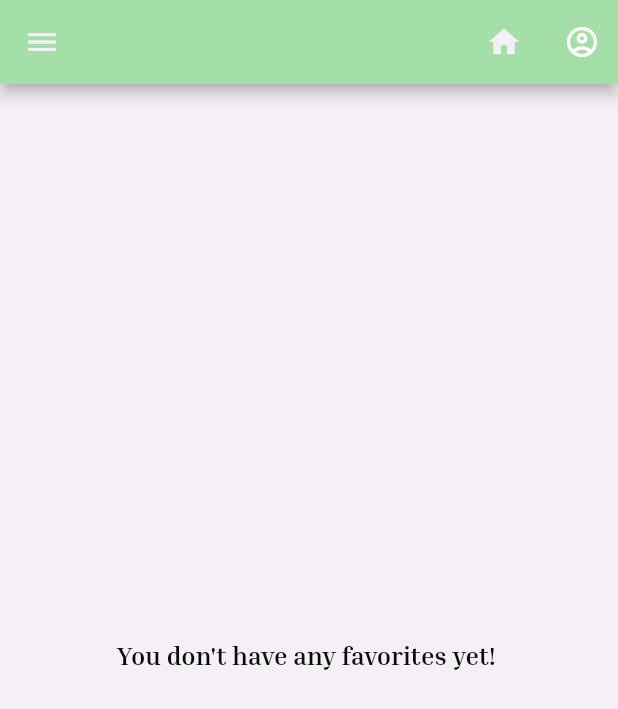
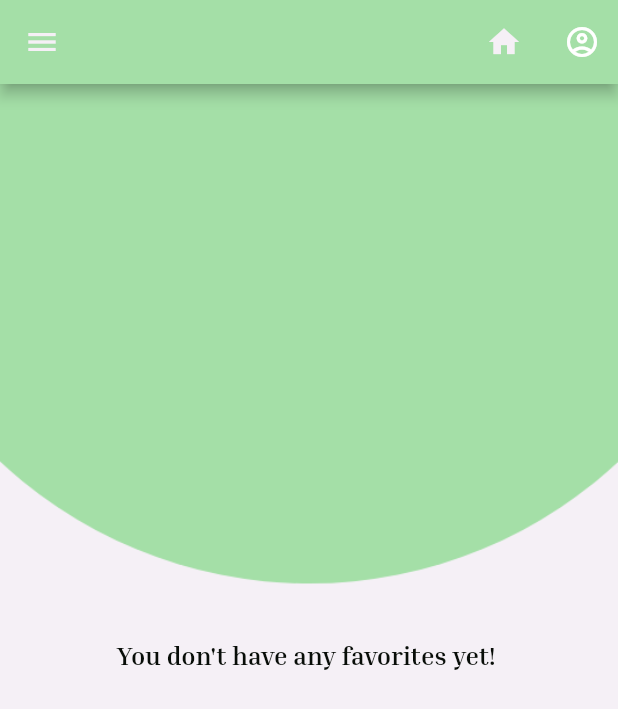
Before and after one commit to RenyyyK/ReMisKitchen, a Flutter app: the HomePage screen opened by its route, scrolled down 576 dp, after a tap on the "favorite" icon, on a phone screen of 412 x 824 dp. Shown: the top 709 px of the screen. Run offline on Flutter 3.47's test engine with Material 2 defaults, Android fonts, the phone set to English and light mode, and no system bars; network calls fail; project files that could hold a hidden picture were left out.

Commit message:
added background back to pages

```diff
--- a/remi_kitchen/lib/favorites_page.dart
+++ b/remi_kitchen/lib/favorites_page.dart
@@ -65,13 +65,31 @@ class FavoritesPage extends StatelessWidget {
         ),
         drawer: AppDrawer(ingredients: ingredients, saveFilters: saveFilters, clearFilters: clearFilters, isChecked: isChecked, ),
         backgroundColor: Theme.of(context).primaryColorLight,
-        body: Center(
+        body: Stack(
+          children: <Widget>[
+            Container(
+              constraints: const BoxConstraints.expand(),
+              decoration: const BoxDecoration(
+                image: DecorationImage(
+                  image: AssetImage("images/wallpaper.png"),
+                  fit: BoxFit.cover
+                ),
+              )
+            ),
+
+
+            Center(
               child: RichText(
                 text: TextSpan(
                   text: "You don't have any favorites yet! ",
                   style: Theme.of(context).textTheme.bodyText1,
                 ),
-        )));
+              ),
+            ),
+
+          ],
+        ),
+      );
     }
     return  Scaffold(
         appBar: AppBar(
@@ -94,7 +112,21 @@ class FavoritesPage extends StatelessWidget {
         ),
         drawer: AppDrawer(ingredients: ingredients, saveFilters: saveFilters, clearFilters: clearFilters,isChecked: isChecked,),
         backgroundColor: Theme.of(context).primaryColorLight,
-        body: Column(
+        body: Stack(
+          children: <Widget>[
+            Container(
+              constraints: const BoxConstraints.expand(),
+              decoration: const BoxDecoration(
+                image: DecorationImage(
+                  image: AssetImage("images/wallpaper.png"),
+                  fit: BoxFit.cover
+                ),
+              )
+            ),
+
+
+
+            Column(
               children: [
                 Expanded(
                     child: ListView.builder(
@@ -118,6 +150,10 @@ class FavoritesPage extends StatelessWidget {
                   itemCount: favoriteRecipes.length,
                 ))
               ],
-      ),);
+            ),
+
+          ]
+        )
+      );
   }
 }
--- a/remi_kitchen/lib/home_page.dart
+++ b/remi_kitchen/lib/home_page.dart
@@ -64,7 +64,20 @@ class HomePage extends StatelessWidget {
       ),
       drawer: AppDrawer(ingredients: ingredients, saveFilters: saveFilters, clearFilters: clearFilters, isChecked: isChecked,),
       backgroundColor: Theme.of(context).primaryColorLight,
-      body: Column(
+      body: Stack(
+        children: <Widget>[
+          Container(
+            constraints: const BoxConstraints.expand(),
+            decoration: const BoxDecoration(
+              image: DecorationImage(
+                image: AssetImage("images/wallpaper.png"),
+                fit: BoxFit.cover
+              ),
+            )
+          ),
+
+
+          Column(
             children: [
               Expanded(
                   child: ListView.builder(
@@ -89,6 +102,8 @@ class HomePage extends StatelessWidget {
               ))
             ],
           ),
+
+      ]),
     );
   }
 }
```
Lines whose indentation alone changed are shown as unchanged.
